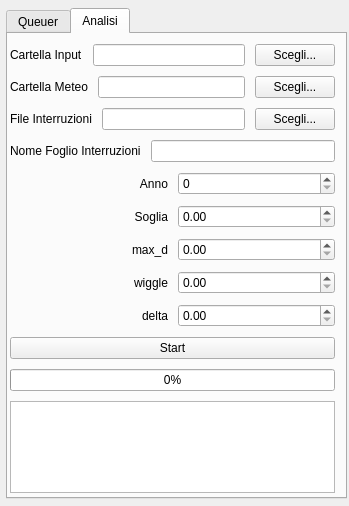
Above: GUI.ui from AdrianoVoltolini/Naso_Elettronico before the change. Below: the same form after it.
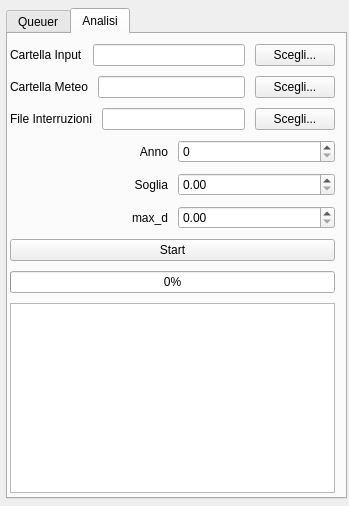
That is the form after the change. The open tabs and pages were chosen to show the change.

What changed in the file:
```diff
--- a/GUI.ui
+++ b/GUI.ui
@@ -260,20 +260,6 @@
             </item>
            </layout>
           </item>
-          <item>
-           <layout class="QHBoxLayout" name="layout_analisi_foglio_interruz">
-            <item>
-             <widget class="QLabel" name="label_analisi_foglio_interruz">
-              <property name="text">
-               <string>Nome Foglio Interruzioni</string>
-              </property>
-             </widget>
-            </item>
-            <item>
-             <widget class="QLineEdit" name="lineEdit_analisi_foglio_interruz"/>
-            </item>
-           </layout>
-          </item>
           <item>
            <layout class="QHBoxLayout" name="layout_analisi_anno">
             <item>
@@ -328,40 +314,6 @@
             </item>
            </layout>
           </item>
-          <item>
-           <layout class="QHBoxLayout" name="layout_analisi_wiggle">
-            <item>
-             <widget class="QLabel" name="label_analisi_wiggle">
-              <property name="text">
-               <string>wiggle</string>
-              </property>
-              <property name="alignment">
-               <set>Qt::AlignmentFlag::AlignRight|Qt::AlignmentFlag::AlignTrailing|Qt::AlignmentFlag::AlignVCenter</set>
-              </property>
-             </widget>
-            </item>
-            <item>
-             <widget class="QDoubleSpinBox" name="doubleSpinBox_analisi_wiggle"/>
-            </item>
-           </layout>
-          </item>
-          <item>
-           <layout class="QHBoxLayout" name="layout_analisi_delta">
-            <item>
-             <widget class="QLabel" name="label_analisi_delta">
-              <property name="text">
-               <string>delta</string>
-              </property>
-              <property name="alignment">
-               <set>Qt::AlignmentFlag::AlignRight|Qt::AlignmentFlag::AlignTrailing|Qt::AlignmentFlag::AlignVCenter</set>
-              </property>
-             </widget>
-            </item>
-            <item>
-             <widget class="QDoubleSpinBox" name="doubleSpinBox_analisi_delta"/>
-            </item>
-           </layout>
-          </item>
           <item>
            <widget class="QPushButton" name="bottone_start_analisi">
             <property name="text">
```
